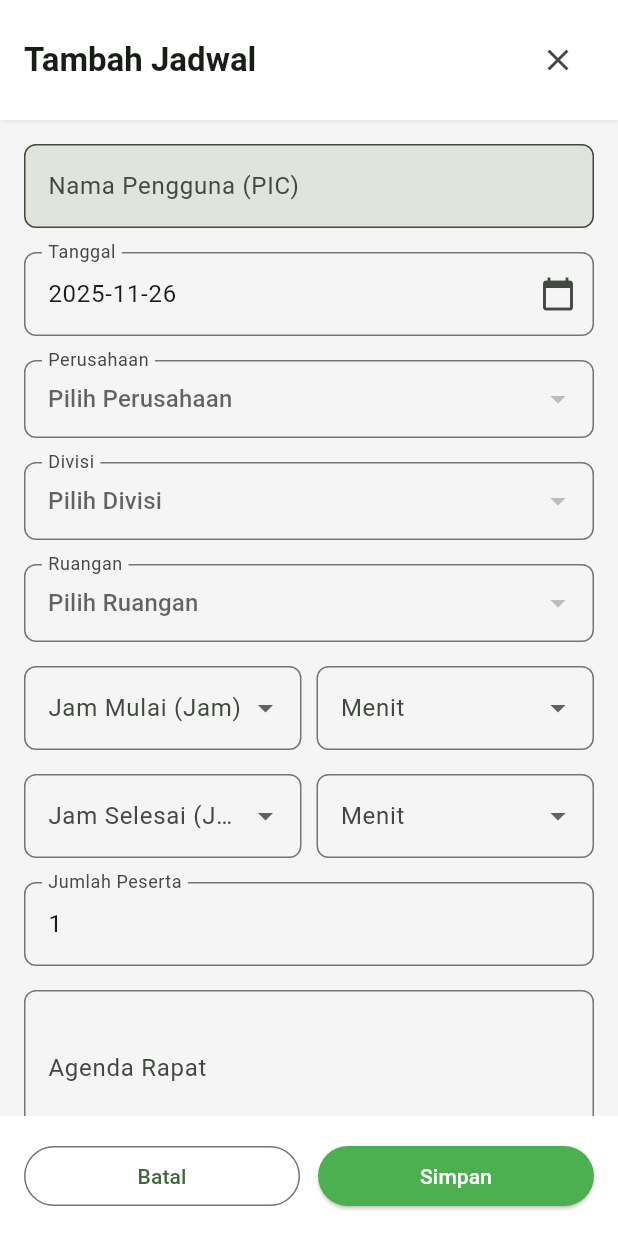
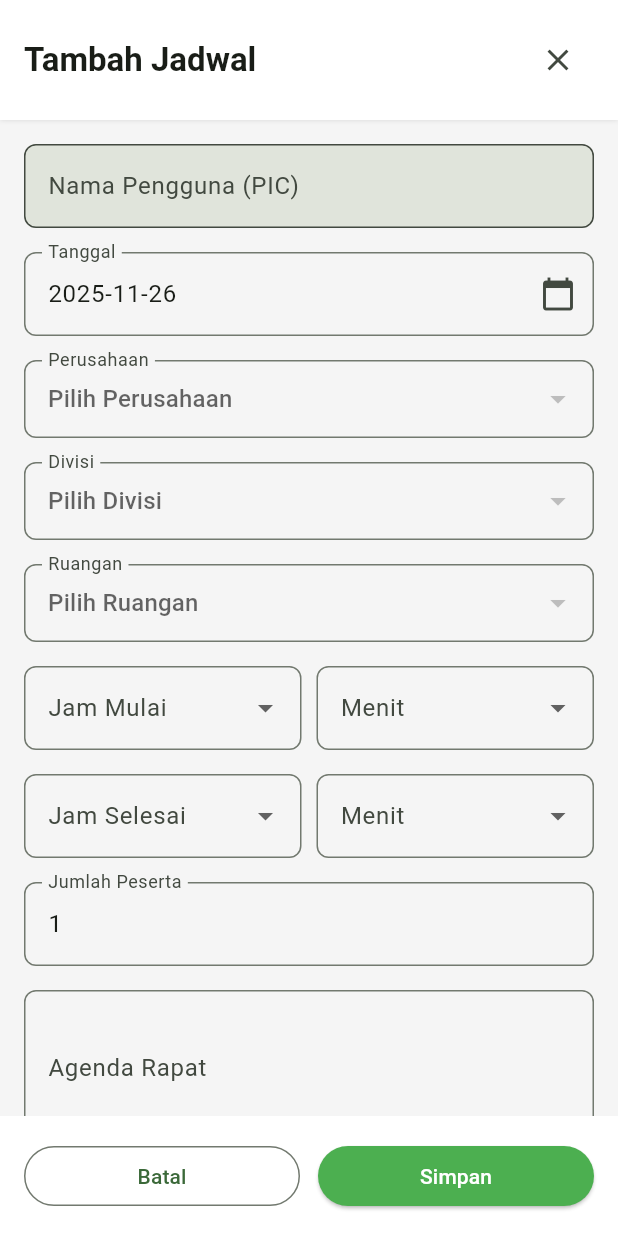
Before and after one commit to Cleosazelda/erp_migas_mobile, a Flutter app: the TambahJadwalPage screen opened directly with empty values, on a phone screen of 412 x 824 dp. Run offline on Flutter 3.47's test engine with Material 3 defaults, Android fonts, the phone set to English and light mode, and no system bars; our stand-ins replace fl_chart; accounts and stored records are empty; network calls fail.

Commit message:
pop up tambah jadwal

```diff
--- a/lib/src/pages/DigiAm/tambah_jadwal_page.dart
+++ b/lib/src/pages/DigiAm/tambah_jadwal_page.dart
@@ -333,7 +333,7 @@ class _TambahJadwalPageState extends State<TambahJadwalPage> {
             value: jam,
             items: jamList.map((e) => DropdownMenuItem(value: e, child: Text(e))).toList(),
             onChanged: onJam,
-            decoration: InputDecoration(labelText: "$label (Jam)", border: OutlineInputBorder(borderRadius: BorderRadius.circular(8))),
+            decoration: InputDecoration(labelText: "$label", border: OutlineInputBorder(borderRadius: BorderRadius.circular(8))),
           ),
         ),
         const SizedBox(width: 10),
```
